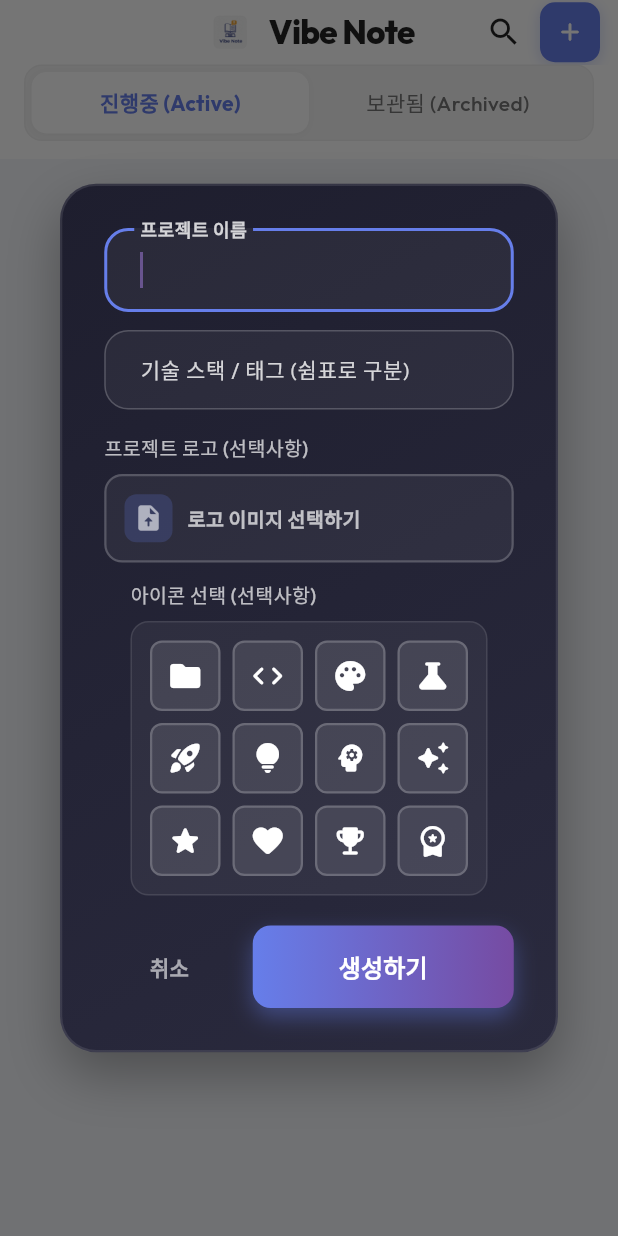
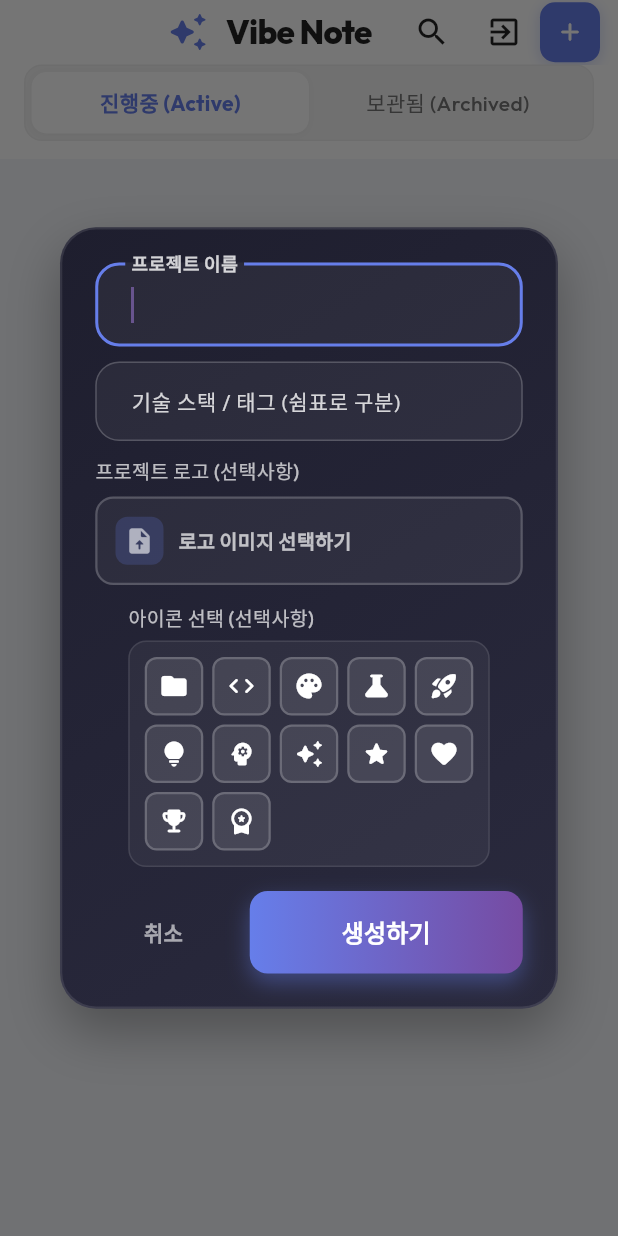
Before and after one commit to woohyee/vibe_note, a Flutter app: the screen it shows after launch, after a tap on the "add" icon, on a phone screen of 412 x 824 dp. Run offline on Flutter 3.47's test engine with Material 3 defaults, Android fonts, the phone set to English and light mode, and no system bars; our stand-ins replace cloud_firestore, file_picker, firebase_core, flutter_markdown, google_fonts; missing offline and left inert: markdown; accounts and stored records are empty.

Commit message:
Add app exit button to AppBar

```diff
--- a/lib/main.dart
+++ b/lib/main.dart
@@ -1,5 +1,7 @@
 import 'dart:convert';
 import 'package:flutter/material.dart';
+import 'package:flutter/foundation.dart' show kIsWeb;
+import 'package:flutter/services.dart';
 import 'package:intl/intl.dart';
 import 'package:google_fonts/google_fonts.dart';
 import 'package:firebase_core/firebase_core.dart';
@@ -105,6 +107,58 @@ class _ProjectListScreenState extends State<ProjectListScreen> {
   // 현재 조회 중인 프로젝트 상태 ('active' or 'archived')
   String _projectStatus = 'active';
 
+  // 앱 종료 함수
+  void _showExitDialog() {
+    showDialog(
+      context: context,
+      builder: (context) => AlertDialog(
+        shape: RoundedRectangleBorder(borderRadius: BorderRadius.circular(20)),
+        title: Row(
+          children: [
+            Icon(Icons.exit_to_app, color: Colors.red.shade400, size: 24),
+            const SizedBox(width: 12),
+            const Text('앱 종료'),
+          ],
+        ),
+        content: Text(
+          kIsWeb
+              ? '앱을 종료하시겠습니까?\n브라우저 탭을 닫아주세요.'
+              : '앱을 종료하시겠습니까?',
+          style: const TextStyle(fontSize: 16),
+        ),
+        actions: [
+          TextButton(
+            onPressed: () => Navigator.pop(context),
+            child: const Text('취소'),
+          ),
+          ElevatedButton(
+            style: ElevatedButton.styleFrom(
+              backgroundColor: Colors.red.shade400,
+              foregroundColor: Colors.white,
+              shape: RoundedRectangleBorder(borderRadius: BorderRadius.circular(12)),
+            ),
+            onPressed: () {
+              Navigator.pop(context);
+              if (kIsWeb) {
+                // 웹에서는 사용자에게 브라우저를 닫도록 안내
+                ScaffoldMessenger.of(context).showSnackBar(
+                  const SnackBar(
+                    content: Text('브라우저 탭을 닫아주세요.'),
+                    duration: Duration(seconds: 2),
+                  ),
+                );
+              } else {
+                // 모바일/데스크톱에서는 시스템 종료
+                SystemNavigator.pop();
+              }
+            },
+            child: const Text('종료'),
+          ),
+        ],
+      ),
+    );
+  }
+
   // 새 프로젝트 추가 함수
   void _addNewProject() {
     final TextEditingController titleController = TextEditingController();
@@ -119,7 +173,7 @@ class _ProjectListScreenState extends State<ProjectListScreen> {
         builder: (context, setState) => Dialog(
           backgroundColor: Colors.transparent,
           child: Container(
-            padding: const EdgeInsets.all(24),
+            padding: const EdgeInsets.all(20),
             decoration: BoxDecoration(
               gradient: const LinearGradient(
                 begin: Alignment.topLeft,
@@ -143,10 +197,10 @@ class _ProjectListScreenState extends State<ProjectListScreen> {
               ],
             ),
             child: ConstrainedBox(
-              constraints: const BoxConstraints(maxHeight: 700, maxWidth: 600),
+              constraints: const BoxConstraints(maxHeight: 650, maxWidth: 600),
               child: SingleChildScrollView(
                 child: Padding(
-                  padding: const EdgeInsets.all(4),
+                  padding: const EdgeInsets.all(2),
                   child: Column(
                     mainAxisSize: MainAxisSize.min,
                     children: [
@@ -174,7 +228,7 @@ class _ProjectListScreenState extends State<ProjectListScreen> {
                     contentPadding: const EdgeInsets.symmetric(horizontal: 20, vertical: 16),
                   ),
                 ),
-                const SizedBox(height: 12),
+                const SizedBox(height: 10),
                 // 태그 입력 추가
                 TextField(
                   controller: tagsController,
@@ -200,7 +254,7 @@ class _ProjectListScreenState extends State<ProjectListScreen> {
                     contentPadding: const EdgeInsets.symmetric(horizontal: 20, vertical: 16),
                   ),
                 ),
-                const SizedBox(height: 16),
+                const SizedBox(height: 10),
                 // 로고 파일 선택
                 Column(
                   crossAxisAlignment: CrossAxisAlignment.start,
@@ -314,17 +368,17 @@ class _ProjectListScreenState extends State<ProjectListScreen> {
                         fontWeight: FontWeight.w500,
                       ),
                     ),
-                    const SizedBox(height: 8),
+                    const SizedBox(height: 6),
                     Container(
-                      padding: const EdgeInsets.all(12),
+                      padding: const EdgeInsets.all(10),
                       decoration: BoxDecoration(
                         color: Colors.white.withValues(alpha: 0.05),
                         borderRadius: BorderRadius.circular(12),
                         border: Border.all(color: Colors.white.withValues(alpha: 0.1)),
                       ),
                       child: Wrap(
-                        spacing: 8,
-                        runSpacing: 8,
+                        spacing: 6,
+                        runSpacing: 6,
                         children: projectIcons.map((icon) {
                           final isSelected = selectedIcon == icon;
                           return InkWell(
@@ -338,7 +392,7 @@ class _ProjectListScreenState extends State<ProjectListScreen> {
                             },
                             borderRadius: BorderRadius.circular(8),
                             child: Container(
-                              padding: const EdgeInsets.all(10),
+                              padding: const EdgeInsets.all(8),
                               decoration: BoxDecoration(
                                 color: isSelected
                                     ? const Color(0xFF667EEA)
@@ -354,7 +408,7 @@ class _ProjectListScreenState extends State<ProjectListScreen> {
                               child: Icon(
                                 icon,
                                 color: Colors.white,
-                                size: 24,
+                                size: 20,
                               ),
                             ),
                           );
@@ -363,7 +417,7 @@ class _ProjectListScreenState extends State<ProjectListScreen> {
                     ),
                   ],
                 ),
-                const SizedBox(height: 20),
+                const SizedBox(height: 16),
                 Row(
                   children: [
                     Expanded(
@@ -460,10 +514,10 @@ class _ProjectListScreenState extends State<ProjectListScreen> {
           children: [
             Container(
               padding: const EdgeInsets.all(4),
-              child: Image.asset(
-                'assets/images/logo.png',
-                width: 28,
-                height: 28,
+              child: Icon(
+                Icons.auto_awesome_rounded,
+                color: const Color(0xFF667EEA),
+                size: 28,
               ),
             ),
             const SizedBox(width: 8),
@@ -488,6 +542,11 @@ class _ProjectListScreenState extends State<ProjectListScreen> {
             onPressed: () {
               showSearch(context: context, delegate: GlobalSearchDelegate());
             },
+          ),
+          IconButton(
+            icon: const Icon(Icons.exit_to_app, color: Colors.black87),
+            onPressed: _showExitDialog,
+            tooltip: '앱 종료',
           ),
           Container(
             margin: const EdgeInsets.only(right: 12),
@@ -707,7 +766,10 @@ class _ProjectListScreenState extends State<ProjectListScreen> {
                       child: logoUrl != null && logoUrl.isNotEmpty
                           ? ClipRRect(
                               borderRadius: BorderRadius.circular(10),
-                              child: Image.memory(
+                              child: Builder(
+                                builder: (context) {
+                                  try {
+                                    return Image.memory(
                                       base64Decode(logoUrl),
                                       width: 52,
                                       height: 52,
@@ -719,6 +781,16 @@ class _ProjectListScreenState extends State<ProjectListScreen> {
                                           color: const Color(0xFF667EEA),
                                           size: 40,
                                         );
+                                      },
+                                    );
+                                  } catch (e) {
+                                    // base64 디코딩 실패 시 기본 아이콘 표시
+                                    return Icon(
+                                      projectIcon,
+                                      color: const Color(0xFF667EEA),
+                                      size: 40,
+                                    );
+                                  }
                                 },
                               ),
                             )
--- a/pubspec.yaml
+++ b/pubspec.yaml
@@ -39,6 +39,7 @@ dependencies:
   intl: ^0.20.2
   firebase_core: ^4.3.0
   cloud_firestore: ^6.1.1
+  flutter_markdown: ^0.6.12
   file_picker: ^8.1.6
   flutter_localizations:
     sdk: flutter
```
Also changed, not shown: pubspec.lock. Lines whose indentation alone changed are shown as unchanged.
